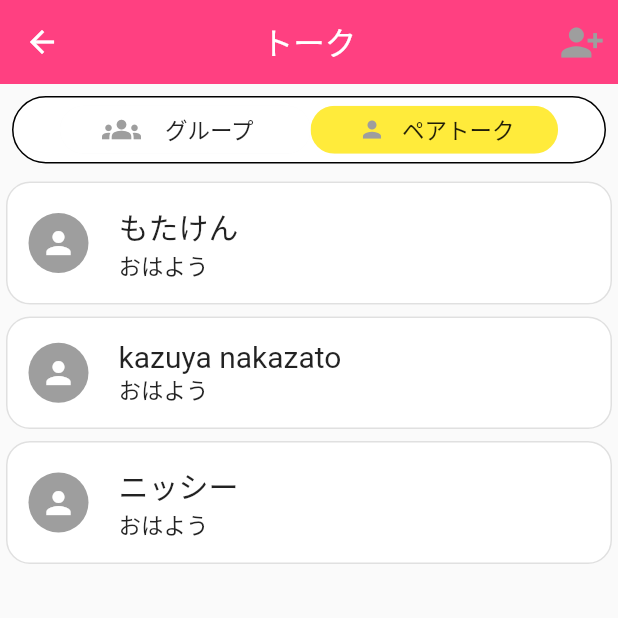
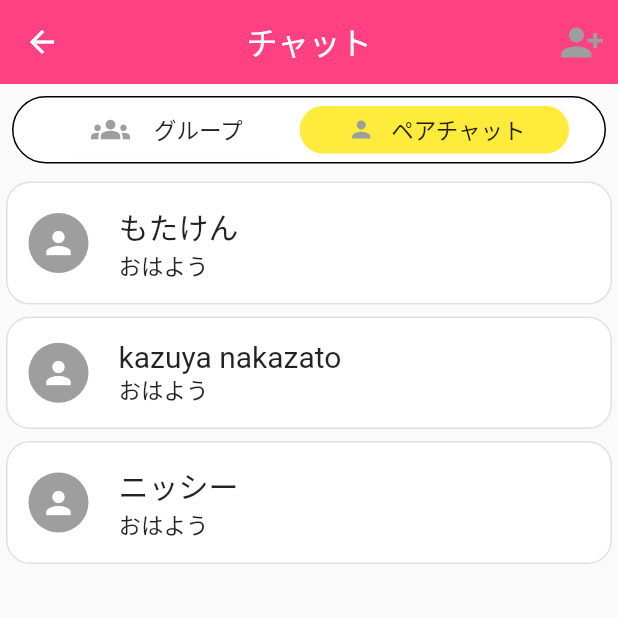
Before and after one commit to Team-Ganju/favoritism_communication, a Flutter app: the ChatView screen opened by its route, on a phone screen of 412 x 824 dp, the top half of it. Run offline on Flutter 3.47's test engine with Material 2 defaults, Android fonts, the phone set to English and light mode, and no system bars; drawn by our look-alikes of pull_to_refresh; our stand-ins replace badges, chat_bubbles, cloud_firestore, flutter_easyloading, flutter_form_builder, form_builder_validators and 1 more; accounts and stored records are empty.

Commit message:
「トーク」を「チャット」に文言変更

```diff
--- a/lib/app/components/pages/chat/views/chat_view.dart
+++ b/lib/app/components/pages/chat/views/chat_view.dart
@@ -18,7 +18,7 @@ class ChatView extends GetView<ChatController> {
   Widget build(BuildContext context) {
     return Scaffold(
       appBar: NavBar(
-        title: 'トーク',
+        title: 'チャット',
         backgroundColor: colorChatViewBg,
         trailing: <Widget>[
           IconButton(
@@ -73,7 +73,7 @@ class ChatView extends GetView<ChatController> {
                           Icons.person,
                           color: colorActionChipGroupIcon,
                         ),
-                        label: const Text('ペアトーク'),
+                        label: const Text('ペアチャット'),
                         labelPadding:
                             const EdgeInsets.symmetric(horizontal: 4.0),
                         side: BorderSide.none,
--- a/lib/app/components/pages/create_chat_group/views/create_chat_group_view.dart
+++ b/lib/app/components/pages/create_chat_group/views/create_chat_group_view.dart
@@ -59,7 +59,7 @@ class CreateChatGroupView extends GetView<CreateChatGroupController> {
       ),
       floatingActionButtonLocation: FloatingActionButtonLocation.centerFloat,
       floatingActionButton: CustomElevatedButton(
-        buttonText: 'トークに移動する',
+        buttonText: 'チャットに移動する',
         initialActiveFlag: controller.isMemberSelected.value,
         //FIXME: 遷移先の画面ができたら遷移処理を実装
         onPressed: controller.isMemberSelected.value ? () {} : null,
--- a/lib/app/components/pages/dashboard/views/dashboard_view.dart
+++ b/lib/app/components/pages/dashboard/views/dashboard_view.dart
@@ -35,7 +35,7 @@ class DashboardView extends GetView<DashboardController> {
             ),
             BottomNavigationBarItem(
               icon: Icon(CupertinoIcons.chat_bubble),
-              label: 'トーク',
+              label: 'チャット',
             ),
             BottomNavigationBarItem(
               icon: Icon(CupertinoIcons.person),
--- a/lib/app/components/pages/home/views/home_view.dart
+++ b/lib/app/components/pages/home/views/home_view.dart
@@ -146,10 +146,10 @@ class HomeView extends GetView<HomeController> {
                                                 () {
                                                   // ダイアログを閉じる
                                                   Get.back();
-                                                  // DashboardViewをトーク画面に切替
+                                                  // DashboardViewをチャット画面に切替
                                                   controller.tabService.tabIndex
                                                       .value = 1;
-                                                  // トークルームに移動する
+                                                  // チャットルームに移動する
                                                   Get.toNamed(Routes.chatRoom);
                                                 },
                                                 controller.chatService.follower
--- a/lib/app/utils/dialog_utils.dart
+++ b/lib/app/utils/dialog_utils.dart
@@ -31,7 +31,7 @@ class DialogUtils {
               action.call();
             },
             child: const Text(
-              "トークに移動する",
+              "チャットに移動する",
               style: TextStyle(color: colorMatchingDialogButtonTextFg),
             ),
           ),
```
